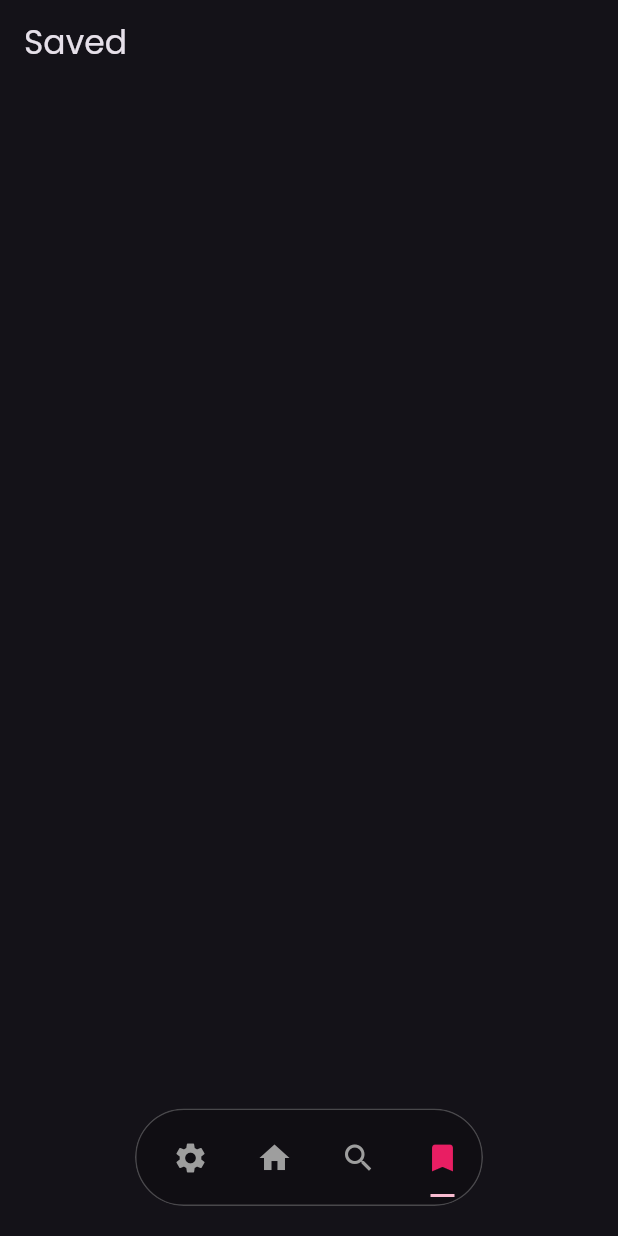
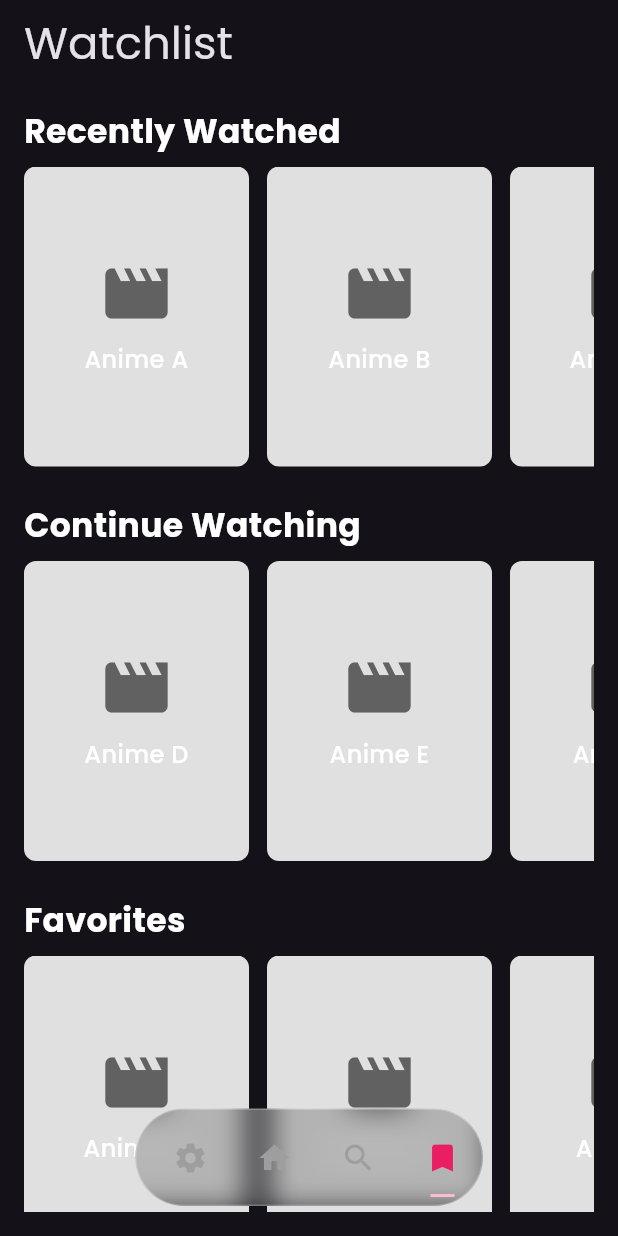
Before and after one commit to seasmoffi-gif/AnimeciX-app, a Flutter app: the screen it shows after launch, item 4 of the bottom bar chosen, on a phone screen of 412 x 824 dp. Run offline on Flutter 3.47's test engine with Material 3 defaults, Android fonts, the phone set to English and light mode, and no system bars; drawn by our look-alikes of crystal_navigation_bar; our stand-ins replace better_player, google_fonts, hive, hive_flutter, shimmer; accounts and stored records are empty; network calls fail.

Commit message:
Watchlist model with hive

```diff
--- /dev/null
+++ b/lib/data/models/watchlist_model.dart
@@ -0,0 +1,39 @@
+import 'package:hive/hive.dart';
+
+part 'watchlist_model.g.dart';
+
+@HiveType(typeId: 0)
+class WatchlistModel extends HiveObject {
+  @HiveField(0)
+  List<AnimeItem> recentlyWatched;
+
+  @HiveField(1)
+  List<AnimeItem> continueWatching;
+
+  @HiveField(2)
+  List<AnimeItem> favorites;
+
+  WatchlistModel({
+    required this.recentlyWatched,
+    required this.continueWatching,
+    required this.favorites,
+  });
+}
+
+@HiveType(typeId: 1)
+class AnimeItem extends HiveObject {
+  @HiveField(0)
+  final String name;
+
+  @HiveField(1)
+  final String imageUrl;
+
+  @HiveField(2)
+  final int episode;
+
+  AnimeItem({
+    required this.name,
+    required this.imageUrl,
+    required this.episode,
+  });
+}
--- a/lib/main.dart
+++ b/lib/main.dart
@@ -4,8 +4,9 @@ import 'package:flutter/services.dart';
 import 'package:google_fonts/google_fonts.dart';
 import 'package:hive_flutter/hive_flutter.dart';
 import 'package:nekoflow/data/models/settings/settings_model.dart';
+import 'package:nekoflow/data/models/watchlist_model.dart';
 import 'package:nekoflow/screens/main/home_screen.dart';
-import 'package:nekoflow/screens/main/saved_screen.dart';
+import 'package:nekoflow/screens/main/watchlist_screen.dart';
 import 'package:nekoflow/screens/main/search_screen.dart';
 import 'package:nekoflow/screens/main/settings_screen.dart';
 
@@ -13,7 +14,9 @@ void main() async {
   WidgetsFlutterBinding.ensureInitialized();
   await Hive.initFlutter();
   Hive.registerAdapter(SettingsModelAdapter());
+  Hive.registerAdapter(WatchlistModelAdapter());
   await Hive.openBox<SettingsModel>('user_settings');
+  await Hive.openBox<WatchlistModel>('user_watchlist');
   SystemChrome.setEnabledSystemUIMode(SystemUiMode.edgeToEdge);
   runApp(const MainApp());
 }
@@ -34,7 +37,7 @@ class _MainAppState extends State<MainApp> {
     SettingsScreen(),
     HomeScreen(),
     SearchScreen(),
-    SavedScreen()
+    WatchlistScreen()
   ];
 
   @override
--- /dev/null
+++ b/lib/screens/main/watchlist_screen.dart
@@ -0,0 +1,98 @@
+import 'package:flutter/material.dart';
+
+class WatchlistScreen extends StatefulWidget {
+  const WatchlistScreen({super.key});
+
+  @override
+  State<WatchlistScreen> createState() => _WatchlistScreenState();
+}
+
+class _WatchlistScreenState extends State<WatchlistScreen> {
+  @override
+  Widget build(BuildContext context) {
+    return Scaffold(
+      appBar: AppBar(title: Text("Watchlist", style: TextStyle(fontSize: 30),),),
+      body: Padding(
+        padding: const EdgeInsets.all(16.0),
+        child: ListView(
+          children: [
+            _buildSectionTitle("Recently Watched"),
+            const SizedBox(height: 8),
+            _buildHorizontalList([
+              "Anime A",
+              "Anime B",
+              "Anime C",
+            ]),
+            const SizedBox(height: 24),
+
+            _buildSectionTitle("Continue Watching"),
+            const SizedBox(height: 8),
+            _buildHorizontalList([
+              "Anime D",
+              "Anime E",
+              "Anime F",
+            ]),
+            const SizedBox(height: 24),
+
+            _buildSectionTitle("Favorites"),
+            const SizedBox(height: 8),
+            _buildHorizontalList([
+              "Anime G",
+              "Anime H",
+              "Anime I",
+            ]),
+          ],
+        ),
+      ),
+    );
+  }
+
+  Widget _buildSectionTitle(String title) {
+    return Text(
+      title,
+      style: const TextStyle(
+        fontSize: 22,
+        fontWeight: FontWeight.bold,
+      ),
+    );
+  }
+
+  Widget _buildHorizontalList(List<String> items) {
+    return SizedBox(
+      height: 200,
+      child: ListView.builder(
+        scrollDirection: Axis.horizontal,
+        itemCount: items.length,
+        itemBuilder: (context, index) {
+          return Container(
+            width: 150,
+            margin: const EdgeInsets.only(right: 12),
+            decoration: BoxDecoration(
+              color: Colors.grey[300],
+              borderRadius: BorderRadius.circular(8),
+            ),
+            child: Column(
+              mainAxisAlignment: MainAxisAlignment.center,
+              children: [
+                Icon(
+                  Icons.movie,
+                  size: 50,
+                  color: Colors.grey[700],
+                ),
+                const SizedBox(height: 8),
+                Text(
+                  items[index],
+                  textAlign: TextAlign.center,
+                  style: const TextStyle(
+                    fontSize: 16,
+                    fontWeight: FontWeight.w500,
+                  ),
+                ),
+              ],
+            ),
+          );
+        },
+      ),
+    );
+  }
+}
```
Also changed, not shown: lib/data/models/watchlist_model.g.dart (added).
